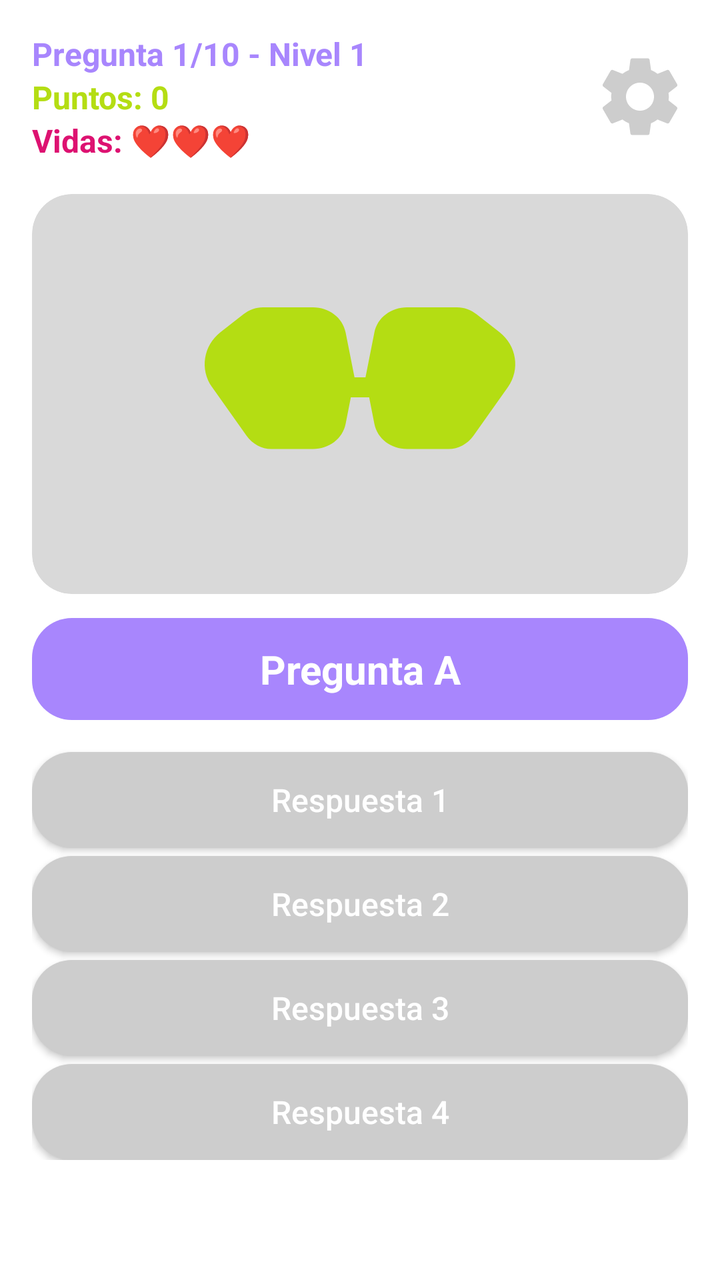
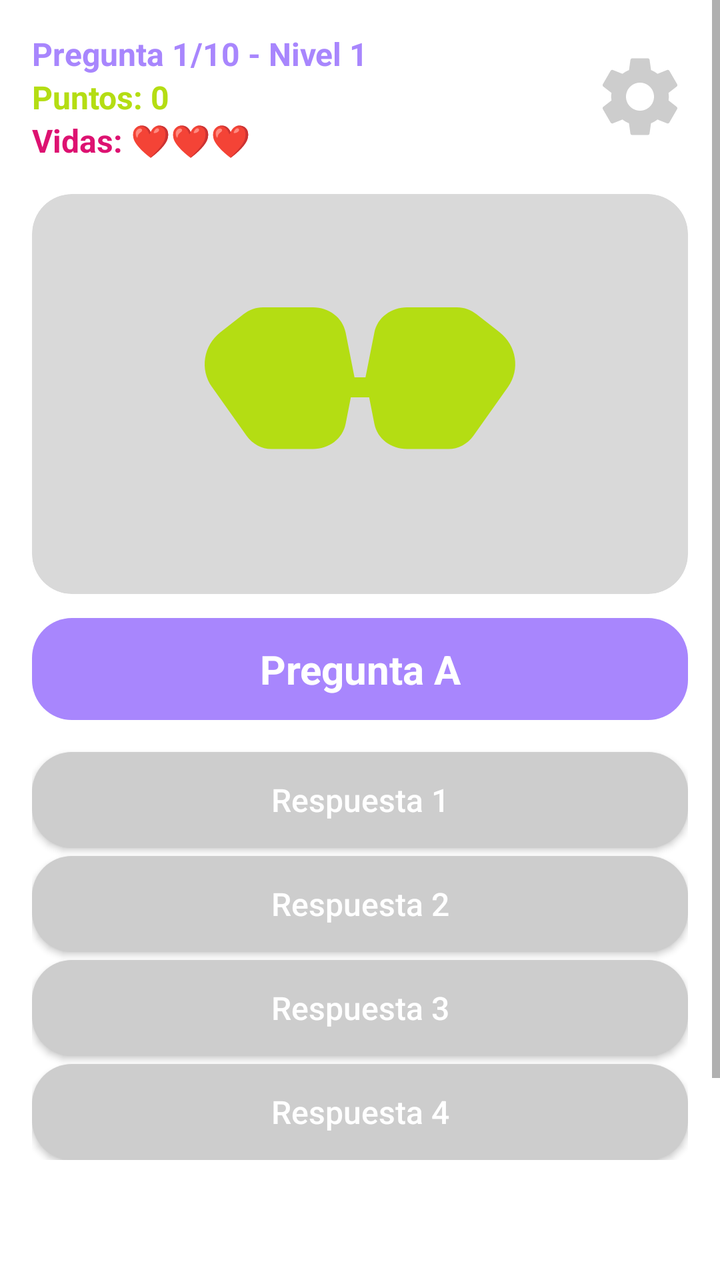

An Android layout rendered at two revisions. The XML below is the earlier revision; the diff shows what the commit changed to produce the second picture.
<!-- AndroidManifest.xml: application theme Theme.App19a2 -->
<!-- res/layout/activity_question.xml -->
<?xml version="1.0" encoding="utf-8"?>
<androidx.constraintlayout.widget.ConstraintLayout xmlns:android="http://schemas.android.com/apk/res/android"
    xmlns:app="http://schemas.android.com/apk/res-auto"
    xmlns:tools="http://schemas.android.com/tools"
    android:layout_width="match_parent"
    android:layout_height="match_parent"
    android:background="@color/white"
    android:padding="16dp"
    tools:context=".QuestionActivity">

    
    <LinearLayout
        android:id="@+id/layout_top"
        android:layout_width="0dp"
        android:layout_height="wrap_content"
        android:orientation="horizontal"
        android:gravity="center_vertical"
        app:layout_constraintTop_toTopOf="parent"
        app:layout_constraintStart_toStartOf="parent"
        app:layout_constraintEnd_toEndOf="parent">

        <LinearLayout
            android:layout_width="0dp"
            android:layout_height="wrap_content"
            android:layout_weight="1"
            android:orientation="vertical">

            <TextView
                android:id="@+id/tv_counter"
                android:layout_width="wrap_content"
                android:layout_height="wrap_content"
                android:text="Pregunta 1/10 - Nivel 1"
                android:textColor="@color/brand_purple"
                android:textSize="16sp"
                android:textStyle="bold" />

            <TextView
                android:id="@+id/tv_score"
                android:layout_width="wrap_content"
                android:layout_height="wrap_content"
                android:text="Puntos: 0"
                android:textColor="@color/brand_green"
                android:textSize="16sp"
                android:textStyle="bold" />

            <TextView
                android:id="@+id/tv_lives"
                android:layout_width="wrap_content"
                android:layout_height="wrap_content"
                android:text="Vidas: ❤️❤️❤️"
                android:textColor="@color/brand_pink"
                android:textSize="16sp"
                android:textStyle="bold" />
        </LinearLayout>

        
        <ImageButton
            android:id="@+id/btn_settings"
            android:layout_width="48dp"
            android:layout_height="48dp"
            android:background="?attr/selectableItemBackgroundBorderless"
            android:contentDescription="Ajustes"
            android:elevation="20dp"
            android:scaleType="fitCenter"
            android:src="@drawable/ic_settings" />
    </LinearLayout>

    
    <com.google.android.material.card.MaterialCardView
        android:id="@+id/card_image"
        android:layout_width="0dp"
        android:layout_height="200dp"
        app:cardCornerRadius="20dp"
        app:cardElevation="0dp"
        app:cardBackgroundColor="#D9D9D9"
        android:layout_marginTop="16dp"
        app:layout_constraintTop_toBottomOf="@id/layout_top"
        app:layout_constraintStart_toStartOf="parent"
        app:layout_constraintEnd_toEndOf="parent">

        <ImageView
            android:id="@+id/img_question"
            android:layout_width="match_parent"
            android:layout_height="match_parent"
            android:scaleType="centerInside"
            android:src="@drawable/ic_muscle_arm" />
    </com.google.android.material.card.MaterialCardView>

    
    <TextView
        android:id="@+id/tv_question"
        android:layout_width="0dp"
        android:layout_height="wrap_content"
        android:layout_marginTop="12dp"
        android:background="@drawable/bg_question_box"
        android:gravity="center"
        android:padding="12dp"
        android:text="Pregunta A"
        android:textColor="@color/white"
        android:textSize="20sp"
        android:textStyle="bold"
        app:layout_constraintTop_toBottomOf="@id/card_image"
        app:layout_constraintStart_toStartOf="parent"
        app:layout_constraintEnd_toEndOf="parent" />

    
    <LinearLayout
        android:id="@+id/layout_answers"
        android:layout_width="0dp"
        android:layout_height="wrap_content"
        android:layout_marginTop="12dp"
        android:orientation="vertical"
        app:layout_constraintTop_toBottomOf="@id/tv_question"
        app:layout_constraintStart_toStartOf="parent"
        app:layout_constraintEnd_toEndOf="parent">

        <androidx.appcompat.widget.AppCompatButton
            android:id="@+id/btn_answer1"
            android:layout_width="match_parent"
            android:layout_height="wrap_content"
            android:layout_marginTop="4dp"
            android:background="@drawable/bg_answer_default"
            android:text="Respuesta 1"
            android:textAllCaps="false"
            android:textColor="@color/white"
            android:textSize="16sp"
            android:padding="8dp" />

        <androidx.appcompat.widget.AppCompatButton
            android:id="@+id/btn_answer2"
            android:layout_width="match_parent"
            android:layout_height="wrap_content"
            android:layout_marginTop="4dp"
            android:background="@drawable/bg_answer_default"
            android:text="Respuesta 2"
            android:textAllCaps="false"
            android:textColor="@color/white"
            android:textSize="16sp"
            android:padding="8dp" />

        <androidx.appcompat.widget.AppCompatButton
            android:id="@+id/btn_answer3"
            android:layout_width="match_parent"
            android:layout_height="wrap_content"
            android:layout_marginTop="4dp"
            android:background="@drawable/bg_answer_default"
            android:text="Respuesta 3"
            android:textAllCaps="false"
            android:textColor="@color/white"
            android:textSize="16sp"
            android:padding="8dp" />

        <androidx.appcompat.widget.AppCompatButton
            android:id="@+id/btn_answer4"
            android:layout_width="match_parent"
            android:layout_height="wrap_content"
            android:layout_marginTop="4dp"
            android:background="@drawable/bg_answer_default"
            android:text="Respuesta 4"
            android:textAllCaps="false"
            android:textColor="@color/white"
            android:textSize="16sp"
            android:padding="8dp" />
    </LinearLayout>

    
    <androidx.constraintlayout.widget.ConstraintLayout
        android:id="@+id/layout_feedback"
        android:layout_width="0dp"
        android:layout_height="0dp"
        android:layout_marginTop="12dp"
        android:layout_marginBottom="8dp"
        android:background="@drawable/bg_feedback_box"
        android:padding="12dp"
        android:visibility="invisible"
        app:layout_constraintTop_toBottomOf="@id/layout_answers"
        app:layout_constraintBottom_toTopOf="@id/btn_next"
        app:layout_constraintStart_toStartOf="parent"
        app:layout_constraintEnd_toEndOf="parent">

        <ImageView
            android:id="@+id/img_feedback_icon"
            android:layout_width="48dp"
            android:layout_height="48dp"
            android:src="@android:drawable/checkbox_on_background"
            app:layout_constraintStart_toStartOf="parent"
            app:layout_constraintTop_toTopOf="parent" />

        <ScrollView
            android:layout_width="0dp"
            android:layout_height="0dp"
            android:layout_marginStart="12dp"
            android:fadeScrollbars="false"
            android:scrollbarStyle="insideOverlay"
            app:layout_constraintStart_toEndOf="@id/img_feedback_icon"
            app:layout_constraintEnd_toEndOf="parent"
            app:layout_constraintTop_toTopOf="parent"
            app:layout_constraintBottom_toBottomOf="parent">

            <TextView
                android:id="@+id/tv_feedback_text"
                android:layout_width="match_parent"
                android:layout_height="wrap_content"
                android:text="¡Bien hecho!"
                android:textColor="@color/brand_green"
                android:textSize="18sp"
                android:textStyle="bold" />
        </ScrollView>

    </androidx.constraintlayout.widget.ConstraintLayout>

    
    <androidx.appcompat.widget.AppCompatButton
        android:id="@+id/btn_next"
        android:layout_width="wrap_content"
        android:layout_height="wrap_content"
        android:background="@drawable/bg_next_button"
        android:paddingStart="32dp"
        android:paddingEnd="32dp"
        android:text="siguiente"
        android:textAllCaps="false"
        android:textColor="@color/white"
        android:textSize="18sp"
        android:visibility="invisible"
        app:layout_constraintEnd_toEndOf="parent"
        app:layout_constraintBottom_toBottomOf="parent"
        android:layout_marginBottom="8dp"/>

</androidx.constraintlayout.widget.ConstraintLayout>
<!-- resources referenced by this layout -->
<resources>
  <color name="brand_green">#B4DD13</color>
  <color name="brand_pink">#DD1271</color>
  <color name="brand_purple">#A886FD</color>
  <color name="white">#FFFFFFFF</color>
  <!-- drawable bg_answer_default (drawable) -->
  <?xml version="1.0" encoding="utf-8"?>
  <shape xmlns:android="http://schemas.android.com/apk/res/android">
      <solid android:color="@color/brand_gray" />
      <corners android:radius="20dp" />
  </shape>
  <!-- drawable bg_feedback_box (drawable) -->
  <?xml version="1.0" encoding="utf-8"?>
  <shape xmlns:android="http://schemas.android.com/apk/res/android">
      <solid android:color="#E0E0E0" />
      <corners android:radius="20dp" />
  </shape>
  <!-- drawable bg_next_button (drawable) -->
  <?xml version="1.0" encoding="utf-8"?>
  <shape xmlns:android="http://schemas.android.com/apk/res/android">
      <solid android:color="@color/brand_green" />
      <corners android:radius="10dp" />
  </shape>
  <!-- drawable bg_question_box (drawable) -->
  <?xml version="1.0" encoding="utf-8"?>
  <shape xmlns:android="http://schemas.android.com/apk/res/android">
      <solid android:color="@color/brand_purple" />
      <corners android:radius="20dp" />
  </shape>
  <!-- drawable ic_muscle_arm (drawable) -->
  <?xml version="1.0" encoding="utf-8"?>
  <vector xmlns:android="http://schemas.android.com/apk/res/android"
      android:width="200dp"
      android:height="200dp"
      android:viewportWidth="24"
      android:viewportHeight="24">
      <path
          android:fillColor="@color/brand_green"
          android:pathData="M20.37,8.29L19,7.22C18.66,6.96 18.25,6.8 17.82,6.8H14.82C13.88,6.8 13.04,7.4 12.86,8.32L12.33,11H11.67L11.14,8.32C10.96,7.4 10.12,6.8 9.18,6.8H6.18C5.75,6.8 5.34,6.96 5,7.22L3.63,8.29C2.61,9.08 2.37,10.53 3.12,11.58L5.19,14.5C5.55,15 6.09,15.3 6.69,15.3H9.18C10.12,15.3 10.96,14.7 11.14,13.78L11.45,12.2H12.55L12.86,13.78C13.04,14.7 13.88,15.3 14.82,15.3H17.31C17.91,15.3 18.45,15 18.81,14.5L20.88,11.58C21.63,10.53 21.39,9.08 20.37,8.29Z" />
  </vector>
  <style name="Theme.App19a2" parent="Theme.MaterialComponents.DayNight.DarkActionBar">
          
          <item name="colorPrimary">@color/purple_500</item>
          <item name="colorPrimaryVariant">@color/purple_700</item>
          <item name="colorOnPrimary">@color/white</item>
          
          <item name="colorSecondary">@color/teal_200</item>
          <item name="colorSecondaryVariant">@color/teal_700</item>
          <item name="colorOnSecondary">@color/black</item>
          
          <item name="android:statusBarColor">?attr/colorPrimaryVariant</item>
          
      </style>
  <color name="brand_gray">#CDCDCD</color>
  <color name="purple_500">#FF6200EE</color>
  <color name="purple_700">#FF3700B3</color>
  <color name="teal_200">#FF03DAC5</color>
  <color name="teal_700">#FF018786</color>
  <color name="black">#FF000000</color>
  <!-- unchanged entries left out for length: 1 -->
</resources>

<!-- the commit's change to res/layout/activity_question.xml (unified diff, before → after) -->
@@ -1,229 +1,228 @@
 <?xml version="1.0" encoding="utf-8"?>
-<androidx.constraintlayout.widget.ConstraintLayout xmlns:android="http://schemas.android.com/apk/res/android"
+<ScrollView xmlns:android="http://schemas.android.com/apk/res/android"
     xmlns:app="http://schemas.android.com/apk/res-auto"
     xmlns:tools="http://schemas.android.com/tools"
     android:layout_width="match_parent"
     android:layout_height="match_parent"
-    android:background="@color/white"
-    android:padding="16dp"
-    tools:context=".QuestionActivity">
-
-    
-    <LinearLayout
-        android:id="@+id/layout_top"
-        android:layout_width="0dp"
+    android:fillViewport="true"
+    android:background="@color/white">
+
+    <androidx.constraintlayout.widget.ConstraintLayout
+        android:layout_width="match_parent"
         android:layout_height="wrap_content"
-        android:orientation="horizontal"
-        android:gravity="center_vertical"
-        app:layout_constraintTop_toTopOf="parent"
-        app:layout_constraintStart_toStartOf="parent"
-        app:layout_constraintEnd_toEndOf="parent">
-
+        android:padding="16dp"
+        tools:context=".QuestionActivity">
+
+        
         <LinearLayout
-            android:layout_width="0dp"
-            android:layout_height="wrap_content"
-            android:layout_weight="1"
-            android:orientation="vertical">
-
-            <TextView
-                android:id="@+id/tv_counter"
-                android:layout_width="wrap_content"
-                android:layout_height="wrap_content"
-                android:text="Pregunta 1/10 - Nivel 1"
-                android:textColor="@color/brand_purple"
-                android:textSize="16sp"
-                android:textStyle="bold" />
-
-            <TextView
-                android:id="@+id/tv_score"
-                android:layout_width="wrap_content"
-                android:layout_height="wrap_content"
-                android:text="Puntos: 0"
-                android:textColor="@color/brand_green"
-                android:textSize="16sp"
-                android:textStyle="bold" />
-
-            <TextView
-                android:id="@+id/tv_lives"
-                android:layout_width="wrap_content"
-                android:layout_height="wrap_content"
-                android:text="Vidas: ❤️❤️❤️"
-                android:textColor="@color/brand_pink"
-                android:textSize="16sp"
-                android:textStyle="bold" />
+            android:id="@+id/layout_top"
+            android:layout_width="0dp"
+            android:layout_height="wrap_content"
+            android:orientation="horizontal"
+            android:gravity="center_vertical"
+            app:layout_constraintTop_toTopOf="parent"
+            app:layout_constraintStart_toStartOf="parent"
+            app:layout_constraintEnd_toEndOf="parent">
+
+            <LinearLayout
+                android:layout_width="0dp"
+                android:layout_height="wrap_content"
+                android:layout_weight="1"
+                android:orientation="vertical">
+
+                <TextView
+                    android:id="@+id/tv_counter"
+                    android:layout_width="wrap_content"
+                    android:layout_height="wrap_content"
+                    android:text="Pregunta 1/10 - Nivel 1"
+                    android:textColor="@color/brand_purple"
+                    android:textSize="16sp"
+                    android:textStyle="bold" />
+
+                <TextView
+                    android:id="@+id/tv_score"
+                    android:layout_width="wrap_content"
+                    android:layout_height="wrap_content"
+                    android:text="Puntos: 0"
+                    android:textColor="@color/brand_green"
+                    android:textSize="16sp"
+                    android:textStyle="bold" />
+
+                <TextView
+                    android:id="@+id/tv_lives"
+                    android:layout_width="wrap_content"
+                    android:layout_height="wrap_content"
+                    android:text="Vidas: ❤️❤️❤️"
+                    android:textColor="@color/brand_pink"
+                    android:textSize="16sp"
+                    android:textStyle="bold" />
+            </LinearLayout>
+
+            
+            <ImageButton
+                android:id="@+id/btn_settings"
+                android:layout_width="48dp"
+                android:layout_height="48dp"
+                android:background="?attr/selectableItemBackgroundBorderless"
+                android:contentDescription="Ajustes"
+                android:elevation="20dp"
+                android:scaleType="fitCenter"
+                android:src="@drawable/ic_settings" />
         </LinearLayout>
 
         
-        <ImageButton
-            android:id="@+id/btn_settings"
-            android:layout_width="48dp"
-            android:layout_height="48dp"
-            android:background="?attr/selectableItemBackgroundBorderless"
-            android:contentDescription="Ajustes"
-            android:elevation="20dp"
-            android:scaleType="fitCenter"
-            android:src="@drawable/ic_settings" />
-    </LinearLayout>
-
-    
-    <com.google.android.material.card.MaterialCardView
-        android:id="@+id/card_image"
-        android:layout_width="0dp"
-        android:layout_height="200dp"
-        app:cardCornerRadius="20dp"
-        app:cardElevation="0dp"
-        app:cardBackgroundColor="#D9D9D9"
-        android:layout_marginTop="16dp"
-        app:layout_constraintTop_toBottomOf="@id/layout_top"
-        app:layout_constraintStart_toStartOf="parent"
-        app:layout_constraintEnd_toEndOf="parent">
-
-        <ImageView
-            android:id="@+id/img_question"
-            android:layout_width="match_parent"
-            android:layout_height="match_parent"
-            android:scaleType="centerInside"
-            android:src="@drawable/ic_muscle_arm" />
-    </com.google.android.material.card.MaterialCardView>
-
-    
-    <TextView
-        android:id="@+id/tv_question"
-        android:layout_width="0dp"
-        android:layout_height="wrap_content"
-        android:layout_marginTop="12dp"
-        android:background="@drawable/bg_question_box"
-        android:gravity="center"
-        android:padding="12dp"
-        android:text="Pregunta A"
-        android:textColor="@color/white"
-        android:textSize="20sp"
-        android:textStyle="bold"
-        app:layout_constraintTop_toBottomOf="@id/card_image"
-        app:layout_constraintStart_toStartOf="parent"
-        app:layout_constraintEnd_toEndOf="parent" />
-
-    
-    <LinearLayout
-        android:id="@+id/layout_answers"
-        android:layout_width="0dp"
-        android:layout_height="wrap_content"
-        android:layout_marginTop="12dp"
-        android:orientation="vertical"
-        app:layout_constraintTop_toBottomOf="@id/tv_question"
-        app:layout_constraintStart_toStartOf="parent"
-        app:layout_constraintEnd_toEndOf="parent">
-
-        <androidx.appcompat.widget.AppCompatButton
-            android:id="@+id/btn_answer1"
-            android:layout_width="match_parent"
-            android:layout_height="wrap_content"
-            android:layout_marginTop="4dp"
-            android:background="@drawable/bg_answer_default"
-            android:text="Respuesta 1"
-            android:textAllCaps="false"
+        <com.google.android.material.card.MaterialCardView
+            android:id="@+id/card_image"
+            android:layout_width="0dp"
+            android:layout_height="200dp"
+            app:cardCornerRadius="20dp"
+            app:cardElevation="0dp"
+            app:cardBackgroundColor="#D9D9D9"
+            android:layout_marginTop="16dp"
+            app:layout_constraintTop_toBottomOf="@id/layout_top"
+            app:layout_constraintStart_toStartOf="parent"
+            app:layout_constraintEnd_toEndOf="parent">
+
+            <ImageView
+                android:id="@+id/img_question"
+                android:layout_width="match_parent"
+                android:layout_height="match_parent"
+                android:scaleType="centerInside"
+                android:src="@drawable/ic_muscle_arm" />
+        </com.google.android.material.card.MaterialCardView>
+
+        
+        <TextView
+            android:id="@+id/tv_question"
+            android:layout_width="0dp"
+            android:layout_height="wrap_content"
+            android:layout_marginTop="12dp"
+            android:background="@drawable/bg_question_box"
+            android:gravity="center"
+            android:padding="12dp"
+            android:text="Pregunta A"
             android:textColor="@color/white"
-            android:textSize="16sp"
-            android:padding="8dp" />
-
-        <androidx.appcompat.widget.AppCompatButton
-            android:id="@+id/btn_answer2"
-            android:layout_width="match_parent"
-            android:layout_height="wrap_content"
-            android:layout_marginTop="4dp"
-            android:background="@drawable/bg_answer_default"
-            android:text="Respuesta 2"
-            android:textAllCaps="false"
-            android:textColor="@color/white"
-            android:textSize="16sp"
-            android:padding="8dp" />
-
-        <androidx.appcompat.widget.AppCompatButton
-            android:id="@+id/btn_answer3"
-            android:layout_width="match_parent"
-            android:layout_height="wrap_content"
-            android:layout_marginTop="4dp"
-            android:background="@drawable/bg_answer_default"
-            android:text="Respuesta 3"
-            android:textAllCaps="false"
-            android:textColor="@color/white"
-            android:textSize="16sp"
-            android:padding="8dp" />
-
-        <androidx.appcompat.widget.AppCompatButton
-            android:id="@+id/btn_answer4"
-            android:layout_width="match_parent"
-            android:layout_height="wrap_content"
-            android:layout_marginTop="4dp"
-            android:background="@drawable/bg_answer_default"
-            android:text="Respuesta 4"
-            android:textAllCaps="false"
-            android:textColor="@color/white"
-            android:textSize="16sp"
-            android:padding="8dp" />
-    </LinearLayout>
-
-    
-    <androidx.constraintlayout.widget.ConstraintLayout
-        android:id="@+id/layout_feedback"
-        android:layout_width="0dp"
-        android:layout_height="0dp"
-        android:layout_marginTop="12dp"
-        android:layout_marginBottom="8dp"
-        android:background="@drawable/bg_feedback_box"
-        android:padding="12dp"
-        android:visibility="invisible"
-        app:layout_constraintTop_toBottomOf="@id/layout_answers"
-        app:layout_constraintBottom_toTopOf="@id/btn_next"
-        app:layout_constraintStart_toStartOf="parent"
-        app:layout_constraintEnd_toEndOf="parent">
-
-        <ImageView
-            android:id="@+id/img_feedback_icon"
-            android:layout_width="48dp"
-            android:layout_height="48dp"
-            android:src="@android:drawable/checkbox_on_background"
-            app:layout_constraintStart_toStartOf="parent"
-            app:layout_constraintTop_toTopOf="parent" />
-
-        <ScrollView
-            android:layout_width="0dp"
-            android:layout_height="0dp"
-            android:layout_marginStart="12dp"
-            android:fadeScrollbars="false"
-            android:scrollbarStyle="insideOverlay"
-            app:layout_constraintStart_toEndOf="@id/img_feedback_icon"
-            app:layout_constraintEnd_toEndOf="parent"
-            app:layout_constraintTop_toTopOf="parent"
-            app:layout_constraintBottom_toBottomOf="parent">
+            android:textSize="20sp"
+            android:textStyle="bold"
+            app:layout_constraintTop_toBottomOf="@id/card_image"
+            app:layout_constraintStart_toStartOf="parent"
+            app:layout_constraintEnd_toEndOf="parent" />
+
+        
+        <LinearLayout
+            android:id="@+id/layout_answers"
+            android:layout_width="0dp"
+            android:layout_height="wrap_content"
+            android:layout_marginTop="12dp"
+            android:orientation="vertical"
+            app:layout_constraintTop_toBottomOf="@id/tv_question"
+            app:layout_constraintStart_toStartOf="parent"
+            app:layout_constraintEnd_toEndOf="parent">
+
+            <androidx.appcompat.widget.AppCompatButton
+                android:id="@+id/btn_answer1"
+                android:layout_width="match_parent"
+                android:layout_height="wrap_content"
+                android:layout_marginTop="4dp"
+                android:background="@drawable/bg_answer_default"
+                android:text="Respuesta 1"
+                android:textAllCaps="false"
+                android:textColor="@color/white"
+                android:textSize="16sp"
+                android:padding="8dp" />
+
+            <androidx.appcompat.widget.AppCompatButton
+                android:id="@+id/btn_answer2"
+                android:layout_width="match_parent"
+                android:layout_height="wrap_content"
+                android:layout_marginTop="4dp"
+                android:background="@drawable/bg_answer_default"
+                android:text="Respuesta 2"
+                android:textAllCaps="false"
+                android:textColor="@color/white"
+                android:textSize="16sp"
+                android:padding="8dp" />
+
+            <androidx.appcompat.widget.AppCompatButton
+                android:id="@+id/btn_answer3"
+                android:layout_width="match_parent"
+                android:layout_height="wrap_content"
+                android:layout_marginTop="4dp"
+                android:background="@drawable/bg_answer_default"
+                android:text="Respuesta 3"
+                android:textAllCaps="false"
+                android:textColor="@color/white"
+                android:textSize="16sp"
+                android:padding="8dp" />
+
+            <androidx.appcompat.widget.AppCompatButton
+                android:id="@+id/btn_answer4"
+                android:layout_width="match_parent"
+                android:layout_height="wrap_content"
+                android:layout_marginTop="4dp"
+                android:background="@drawable/bg_answer_default"
+                android:text="Respuesta 4"
+                android:textAllCaps="false"
+                android:textColor="@color/white"
+                android:textSize="16sp"
+                android:padding="8dp" />
+        </LinearLayout>
+
+        
+        <androidx.constraintlayout.widget.ConstraintLayout
+            android:id="@+id/layout_feedback"
+            android:layout_width="0dp"
+            android:layout_height="wrap_content"
+            android:layout_marginTop="12dp"
+            android:background="@drawable/bg_feedback_box"
+            android:padding="12dp"
+            android:visibility="invisible"
+            app:layout_constraintTop_toBottomOf="@id/layout_answers"
+            app:layout_constraintStart_toStartOf="parent"
+            app:layout_constraintEnd_toEndOf="parent">
+
+            <ImageView
+                android:id="@+id/img_feedback_icon"
+                android:layout_width="48dp"
+                android:layout_height="48dp"
+                android:src="@android:drawable/checkbox_on_background"
+                app:layout_constraintStart_toStartOf="parent"
+                app:layout_constraintTop_toTopOf="parent" />
 
             <TextView
                 android:id="@+id/tv_feedback_text"
-                android:layout_width="match_parent"
-                android:layout_height="wrap_content"
+                android:layout_width="0dp"
+                android:layout_height="wrap_content"
+                android:layout_marginStart="12dp"
                 android:text="¡Bien hecho!"
                 android:textColor="@color/brand_green"
                 android:textSize="18sp"
-                android:textStyle="bold" />
-        </ScrollView>
+                android:textStyle="bold"
+                app:layout_constraintStart_toEndOf="@id/img_feedback_icon"
+                app:layout_constraintEnd_toEndOf="parent"
+                app:layout_constraintTop_toTopOf="parent"
+                app:layout_constraintBottom_toBottomOf="parent" />
+
+        </androidx.constraintlayout.widget.ConstraintLayout>
+
+        
+        <androidx.appcompat.widget.AppCompatButton
+            android:id="@+id/btn_next"
+            android:layout_width="wrap_content"
+            android:layout_height="wrap_content"
+            android:layout_marginTop="16dp"
+            android:layout_marginBottom="16dp"
+            android:background="@drawable/bg_next_button"
+            android:paddingStart="32dp"
+            android:paddingEnd="32dp"
+            android:text="siguiente"
+            android:textAllCaps="false"
+            android:textColor="@color/white"
+            android:textSize="18sp"
+            android:visibility="invisible"
+            app:layout_constraintTop_toBottomOf="@id/layout_feedback"
+            app:layout_constraintEnd_toEndOf="parent"
+            app:layout_constraintBottom_toBottomOf="parent" />
 
     </androidx.constraintlayout.widget.ConstraintLayout>
-
-    
-    <androidx.appcompat.widget.AppCompatButton
-        android:id="@+id/btn_next"
-        android:layout_width="wrap_content"
-        android:layout_height="wrap_content"
-        android:background="@drawable/bg_next_button"
-        android:paddingStart="32dp"
-        android:paddingEnd="32dp"
-        android:text="siguiente"
-        android:textAllCaps="false"
-        android:textColor="@color/white"
-        android:textSize="18sp"
-        android:visibility="invisible"
-        app:layout_constraintEnd_toEndOf="parent"
-        app:layout_constraintBottom_toBottomOf="parent"
-        android:layout_marginBottom="8dp"/>
-
-</androidx.constraintlayout.widget.ConstraintLayout>
+</ScrollView>
